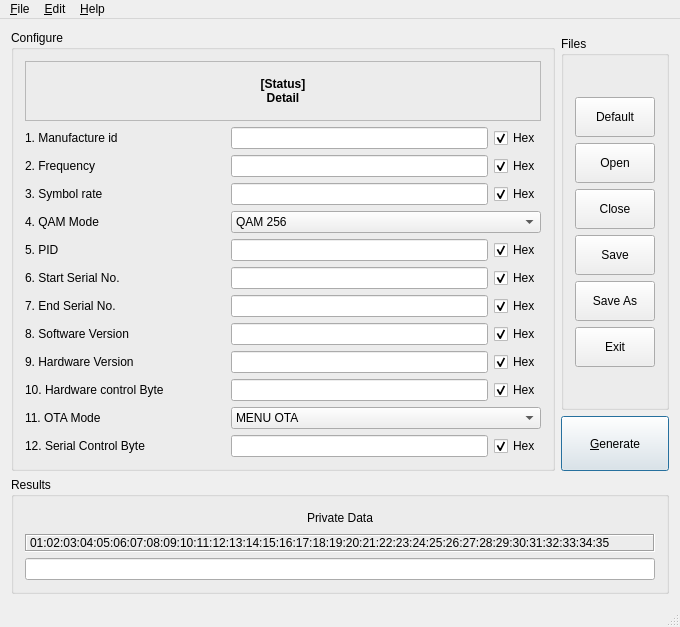
Above: mainwindow.ui from Qunero/A35BytesPrivateDataGenerator before the change. Below: the same form after it.
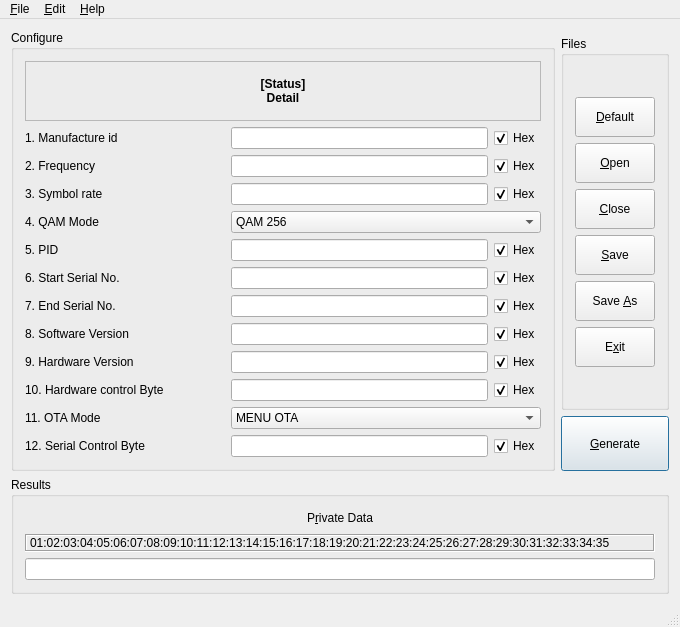
That is the form after the change.

Commit message: add accelerate keys for each button;

```diff
--- a/mainwindow.ui
+++ b/mainwindow.ui
@@ -629,7 +629,7 @@
             </size>
            </property>
            <property name="text">
-            <string>Default</string>
+            <string>&amp;Default</string>
            </property>
           </widget>
          </item>
@@ -654,7 +654,7 @@
             </size>
            </property>
            <property name="text">
-            <string>Open</string>
+            <string>&amp;Open</string>
            </property>
           </widget>
          </item>
@@ -679,7 +679,7 @@
             </size>
            </property>
            <property name="text">
-            <string>Close</string>
+            <string>&amp;Close</string>
            </property>
           </widget>
          </item>
@@ -704,7 +704,7 @@
             </size>
            </property>
            <property name="text">
-            <string>Save</string>
+            <string>&amp;Save</string>
            </property>
           </widget>
          </item>
@@ -729,7 +729,7 @@
             </size>
            </property>
            <property name="text">
-            <string>Save As</string>
+            <string>Save &amp;As</string>
            </property>
           </widget>
          </item>
@@ -754,7 +754,7 @@
             </size>
            </property>
            <property name="text">
-            <string>Exit</string>
+            <string>E&amp;xit</string>
            </property>
           </widget>
          </item>
@@ -803,7 +803,10 @@
          <item>
           <widget class="QLabel" name="label_13">
            <property name="text">
-            <string>Private Data</string>
+            <string>P&amp;rivate Data</string>
+           </property>
+           <property name="buddy">
+            <cstring>lineEdit_result</cstring>
            </property>
           </widget>
          </item>
```
The commit also changes 1 other file.
